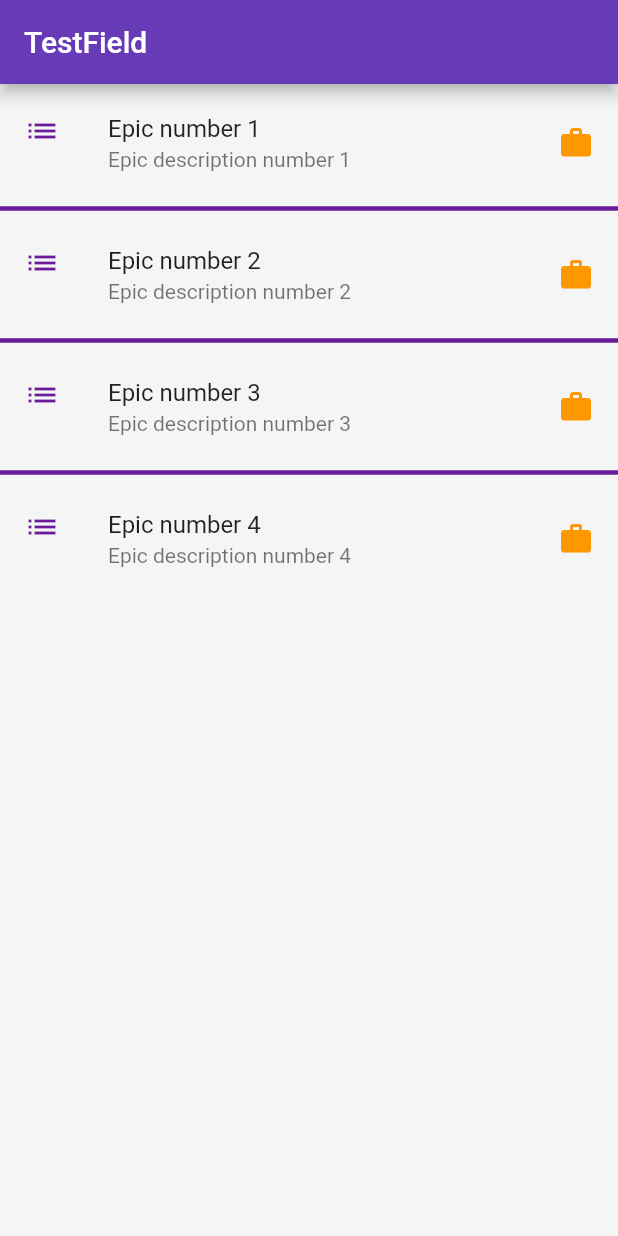
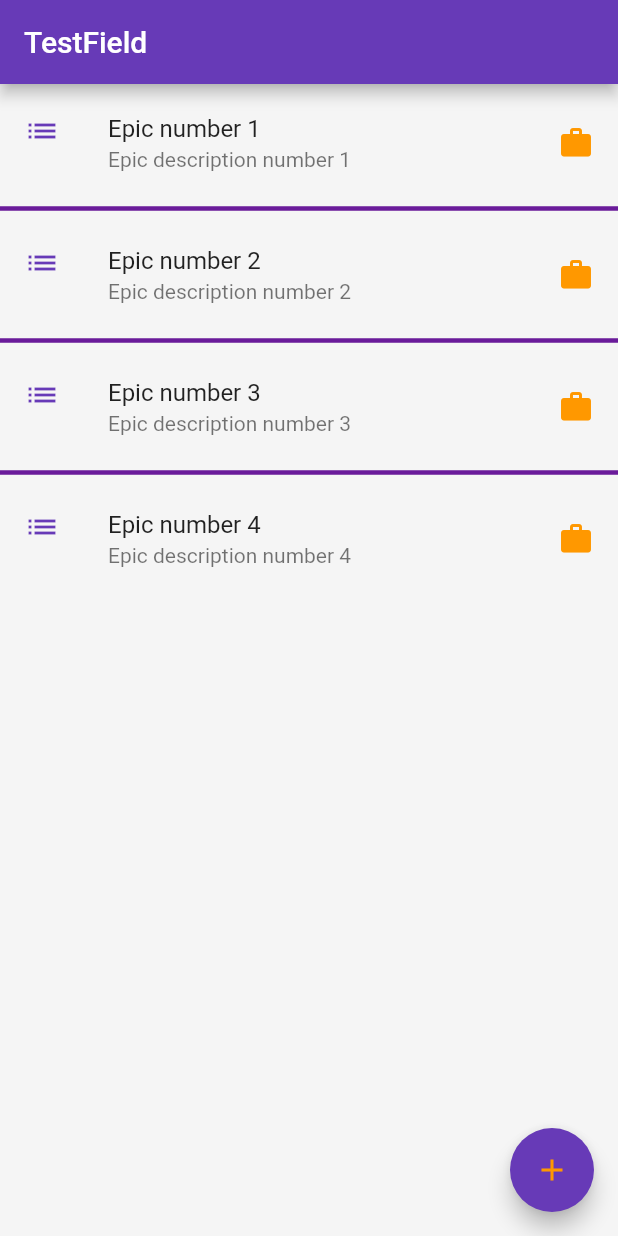
Before and after one commit to LifeFestival/EpicChildReborn, a Flutter app: the screen it shows after launch, on a phone screen of 412 x 824 dp. Run offline on Flutter 3.47's test engine with Material 2 defaults, Android fonts, the phone set to English and light mode, and no system bars.

Commit message:
Versions and Epic Creating Screen Part 1

```diff
--- a/lib/main.dart
+++ b/lib/main.dart
@@ -1,39 +1,60 @@
 import 'package:flutter/material.dart';
 import 'package:flutter_test_feild/models/epic.dart';
+import 'package:flutter_test_feild/utils/constants.dart';
+import 'package:flutter_test_feild/widgetsEpic/epicCreationScreen.dart';
 import 'package:flutter_test_feild/widgetsEpic/epicListWidget.dart';
 
 void main() => runApp(MyApp());
 
 class MyApp extends StatelessWidget {
-
-  final List<Epic> _epicList = generateEpicList();
-
   // This widget is the root of your application.
   @override
   Widget build(BuildContext context) {
     return MaterialApp(
-      title: 'Flutter Demo',
+      title: 'EpicChild Reborn',
       theme: ThemeData(
-        primarySwatch: Colors.deepPurple,
+        primarySwatch: appPurpleColor,
       ),
-      home: Scaffold(
-        appBar: AppBar(
-          title: Text('TestField'),
+      home: MyHome()
+    );
+  }
+}
+
+class MyHome extends StatelessWidget {
+
+  final List<Epic> _epicList = generateEpicList();
+
+  @override
+  Widget build(BuildContext context) {
+    return Scaffold(
+      appBar: AppBar(
+        title: Text('TestField'),
+      ),
+      body: EpicListWidget(_epicList),
+      backgroundColor: Colors.grey[100],
+      floatingActionButton: FloatingActionButton(
+        child: Icon(
+          Icons.add,
+          color: appOrangeColor,
         ),
-        body: EpicListWidget(_epicList),
-        backgroundColor: Colors.grey[100],
+        onPressed: () {
+          Navigator.push(context,
+              MaterialPageRoute(
+                  builder: (context) => EpicCreationScreen()));
+        },
       ),
     );
   }
 }
 
+
 //Test data generation
 List<Epic> generateEpicList({int count = 5}) {
-
   List<Epic> resultList = <Epic>[];
 
-  for(var i = 1; i < count; i++) {
-    resultList.add(Epic('Epic number $i', description: 'Epic description number $i'));
+  for (var i = 1; i < count; i++) {
+    resultList
+        .add(Epic('Epic number $i', description: 'Epic description number $i'));
   }
 
   return resultList;
--- /dev/null
+++ b/lib/utils/constants.dart
@@ -0,0 +1,5 @@
+import 'package:flutter/material.dart';
+
+const appPurpleColor = Colors.deepPurple;
+const appOrangeColor = Colors.orange;
+const appGreenColor = Color(0xFF2E7D32);
--- a/lib/widgetsEpic/epicTile.dart
+++ b/lib/widgetsEpic/epicTile.dart
@@ -1,6 +1,7 @@
 import 'package:flutter/material.dart';
 import 'package:flutter/widgets.dart';
 import 'package:flutter_test_feild/models/epic.dart';
+import 'package:flutter_test_feild/utils/constants.dart';
 import 'package:flutter_test_feild/widgetsEpic/epicScreen.dart';
 import 'package:uuid/uuid.dart';
 
@@ -24,11 +25,11 @@ class _EpicTileState extends State<EpicTile> {
     return ListTile(
       key: Key(uuid.v1()),
       leading: Icon(Icons.list,
-      color: Colors.purple[800]),
+      color: appPurpleColor),
       title: Text(_epic.name),
       subtitle: Text(_epic.description),
       trailing: Icon(_epic.isFinished ? Icons.done : Icons.work,
-        color: _epic.isFinished ? Colors.green[800] : Colors.orange),
+        color: _epic.isFinished ? appGreenColor : appOrangeColor),
       onTap: (){
         Navigator.push(context,
         MaterialPageRoute(
```
Also changed, not shown: lib/widgetsEpic/epicCreationScreen.dart (added, +110 -0 lines), 2 other files.
